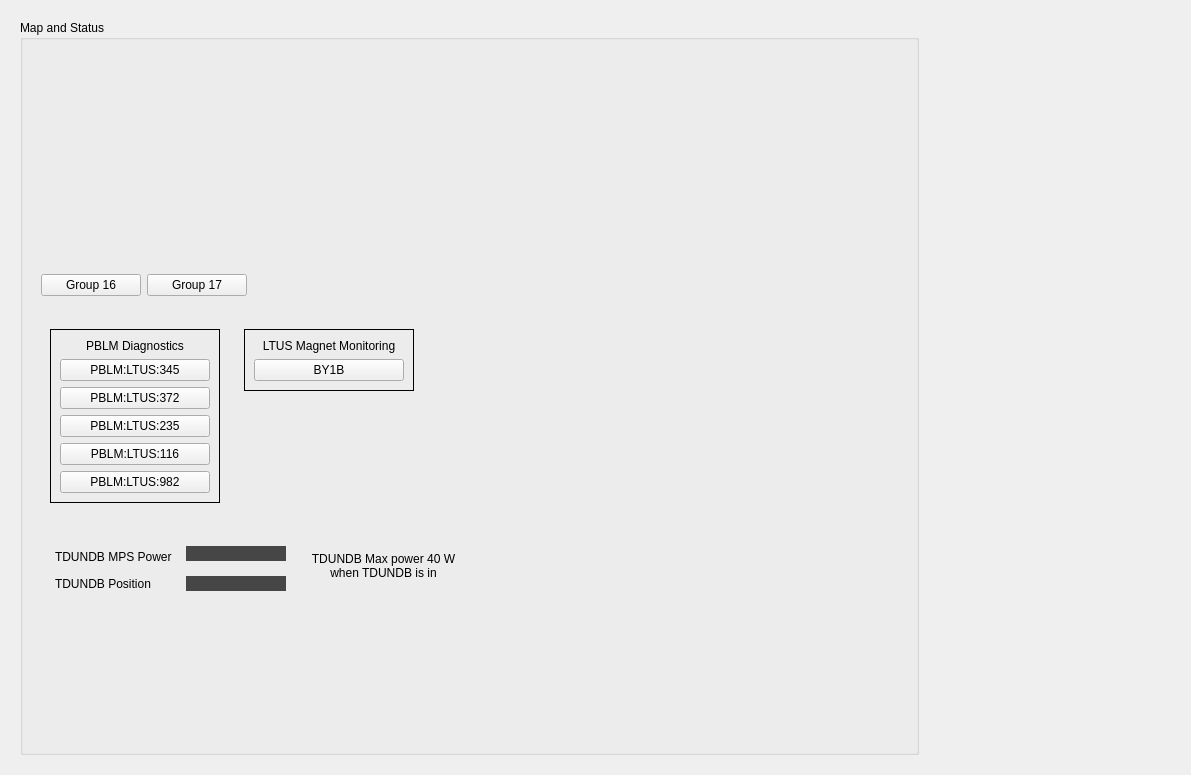
The window that ltus_main.ui (ad-build-test/pydm-mps) describes before a commit, drawn with Qt 5.
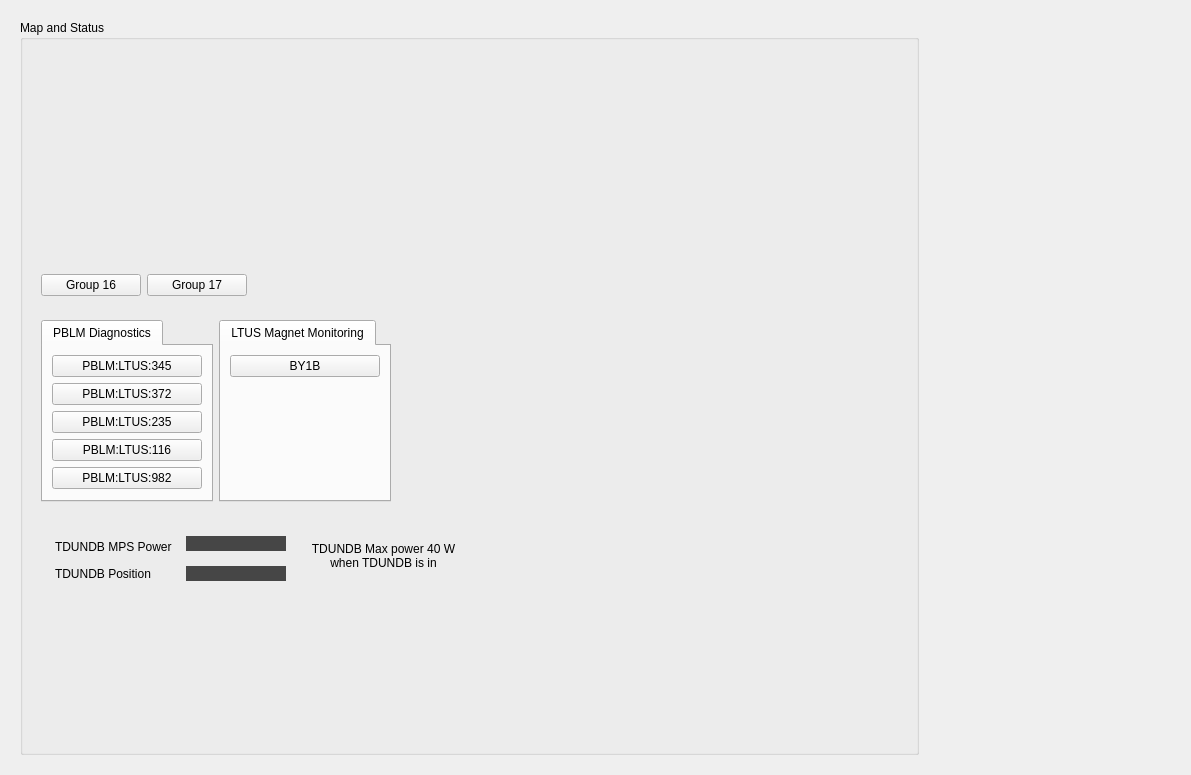
The same window after the commit. Custom widgets are drawn as their Qt base class.

```diff
--- a/ltus_main.ui
+++ b/ltus_main.ui
@@ -245,42 +245,87 @@
            <property name="frameShadow">
             <enum>QFrame::Raised</enum>
            </property>
-           <layout class="QGridLayout" name="gridLayout_2">
-            <item row="0" column="0">
-             <widget class="QFrame" name="frame_6">
-              <property name="frameShape">
-               <enum>QFrame::NoFrame</enum>
+           <layout class="QGridLayout" name="gridLayout_2" columnstretch="1,1,3">
+            <item row="0" column="2">
+             <spacer name="horizontalSpacer_4">
+              <property name="orientation">
+               <enum>Qt::Horizontal</enum>
               </property>
-              <property name="frameShadow">
-               <enum>QFrame::Raised</enum>
+              <property name="sizeHint" stdset="0">
+               <size>
+                <width>40</width>
+                <height>20</height>
+               </size>
               </property>
+             </spacer>
+            </item>
+            <item row="0" column="1">
+             <widget class="QTabWidget" name="tabWidget_2">
+              <property name="currentIndex">
+               <number>0</number>
+              </property>
+              <widget class="QWidget" name="tab_5">
+               <attribute name="title">
+                <string>LTUS Magnet Monitoring</string>
+               </attribute>
               <layout class="QGridLayout" name="gridLayout_6">
                <item row="0" column="0">
-                <widget class="QFrame" name="frame">
+                 <widget class="PyDMEDMDisplayButton" name="PyDMEDMDisplayButton">
                  <property name="minimumSize">
                   <size>
                    <width>150</width>
-                   <height>170</height>
-                  </size>
-                 </property>
-                 <property name="frameShape">
-                  <enum>QFrame::Box</enum>
-                 </property>
-                 <property name="frameShadow">
-                  <enum>QFrame::Plain</enum>
-                 </property>
-                 <layout class="QVBoxLayout" name="verticalLayout">
-                  <item>
-                   <widget class="QLabel" name="label">
+                    <height>20</height>
+                   </size>
+                  </property>
+                  <property name="toolTip">
+                   <string/>
+                  </property>
                     <property name="text">
+                   <string>BY1B</string>
+                  </property>
+                  <property name="filenames" stdset="0">
+                   <stringlist>
+                    <string>mps_byk_new</string>
+                   </stringlist>
+                  </property>
+                  <property name="showIcon" stdset="0">
+                   <bool>false</bool>
+                  </property>
+                  <property name="macros" stdset="0">
+                   <stringlist>
+                    <string>P=BEND:LTUS:525,DEVICE=BY1B</string>
+                   </stringlist>
+                  </property>
+                 </widget>
+                </item>
+                <item row="1" column="0">
+                 <spacer name="verticalSpacer">
+                  <property name="orientation">
+                   <enum>Qt::Vertical</enum>
+                  </property>
+                  <property name="sizeHint" stdset="0">
+                   <size>
+                    <width>20</width>
+                    <height>40</height>
+                   </size>
+                  </property>
+                 </spacer>
+                </item>
+               </layout>
+              </widget>
+             </widget>
+            </item>
+            <item row="0" column="0">
+             <widget class="QTabWidget" name="tabWidget">
+              <property name="currentIndex">
+               <number>0</number>
+              </property>
+              <widget class="QWidget" name="tab_3">
+               <attribute name="title">
                      <string>PBLM Diagnostics</string>
-                    </property>
-                    <property name="alignment">
-                     <set>Qt::AlignCenter</set>
-                    </property>
-                   </widget>
-                  </item>
-                  <item>
+               </attribute>
+               <layout class="QGridLayout" name="gridLayout_4">
+                <item row="0" column="0">
                    <widget class="PyDMEDMDisplayButton" name="PyDMEDMDisplayButton_9">
                     <property name="minimumSize">
                      <size>
@@ -315,7 +360,7 @@
                     </property>
                    </widget>
                   </item>
-                  <item>
+                <item row="1" column="0">
                    <widget class="PyDMEDMDisplayButton" name="PyDMEDMDisplayButton_10">
                     <property name="minimumSize">
                      <size>
@@ -350,7 +395,7 @@
                     </property>
                    </widget>
                   </item>
-                  <item>
+                <item row="2" column="0">
                    <widget class="PyDMEDMDisplayButton" name="PyDMEDMDisplayButton_8">
                     <property name="minimumSize">
                      <size>
@@ -385,7 +430,7 @@
                     </property>
                    </widget>
                   </item>
-                  <item>
+                <item row="3" column="0">
                    <widget class="PyDMEDMDisplayButton" name="PyDMEDMDisplayButton_7">
                     <property name="minimumSize">
                      <size>
@@ -420,7 +465,7 @@
                     </property>
                    </widget>
                   </item>
-                  <item>
+                <item row="4" column="0">
                    <widget class="PyDMEDMDisplayButton" name="PyDMEDMDisplayButton_11">
                     <property name="minimumSize">
                      <size>
@@ -457,105 +502,8 @@
                   </item>
                  </layout>
                 </widget>
-               </item>
-              </layout>
              </widget>
             </item>
-            <item row="0" column="1">
-             <widget class="QFrame" name="frame_5">
-              <property name="frameShape">
-               <enum>QFrame::NoFrame</enum>
-              </property>
-              <property name="frameShadow">
-               <enum>QFrame::Raised</enum>
-              </property>
-              <layout class="QGridLayout" name="gridLayout_5">
-               <item row="1" column="0">
-                <spacer name="verticalSpacer">
-                 <property name="orientation">
-                  <enum>Qt::Vertical</enum>
-                 </property>
-                 <property name="sizeHint" stdset="0">
-                  <size>
-                   <width>20</width>
-                   <height>40</height>
-                  </size>
-                 </property>
-                </spacer>
-               </item>
-               <item row="0" column="0">
-                <widget class="QFrame" name="frame_9">
-                 <property name="minimumSize">
-                  <size>
-                   <width>0</width>
-                   <height>0</height>
-                  </size>
-                 </property>
-                 <property name="frameShape">
-                  <enum>QFrame::Box</enum>
-                 </property>
-                 <property name="frameShadow">
-                  <enum>QFrame::Plain</enum>
-                 </property>
-                 <layout class="QGridLayout" name="gridLayout_11">
-                  <item row="0" column="0">
-                   <widget class="QLabel" name="label_9">
-                    <property name="text">
-                     <string>LTUS Magnet Monitoring</string>
-                    </property>
-                    <property name="alignment">
-                     <set>Qt::AlignCenter</set>
-                    </property>
-                   </widget>
-                  </item>
-                  <item row="1" column="0">
-                   <widget class="PyDMEDMDisplayButton" name="PyDMEDMDisplayButton">
-                    <property name="minimumSize">
-                     <size>
-                      <width>150</width>
-                      <height>20</height>
-                     </size>
-                    </property>
-                    <property name="toolTip">
-                     <string/>
-                    </property>
-                    <property name="text">
-                     <string>BY1B</string>
-                    </property>
-                    <property name="filenames" stdset="0">
-                     <stringlist>
-                      <string>mps_byk_new</string>
-                     </stringlist>
-                    </property>
-                    <property name="showIcon" stdset="0">
-                     <bool>false</bool>
-                    </property>
-                    <property name="macros" stdset="0">
-                     <stringlist>
-                      <string>P=BEND:LTUS:525,DEVICE=BY1B</string>
-                     </stringlist>
-                    </property>
-                   </widget>
-                  </item>
-                 </layout>
-                </widget>
-               </item>
-              </layout>
-             </widget>
-            </item>
-            <item row="0" column="2">
-             <spacer name="horizontalSpacer_4">
-              <property name="orientation">
-               <enum>Qt::Horizontal</enum>
-              </property>
-              <property name="sizeHint" stdset="0">
-               <size>
-                <width>40</width>
-                <height>20</height>
-               </size>
-              </property>
-             </spacer>
-            </item>
            </layout>
           </widget>
          </item>
```
Lines whose indentation alone changed are shown as unchanged.
